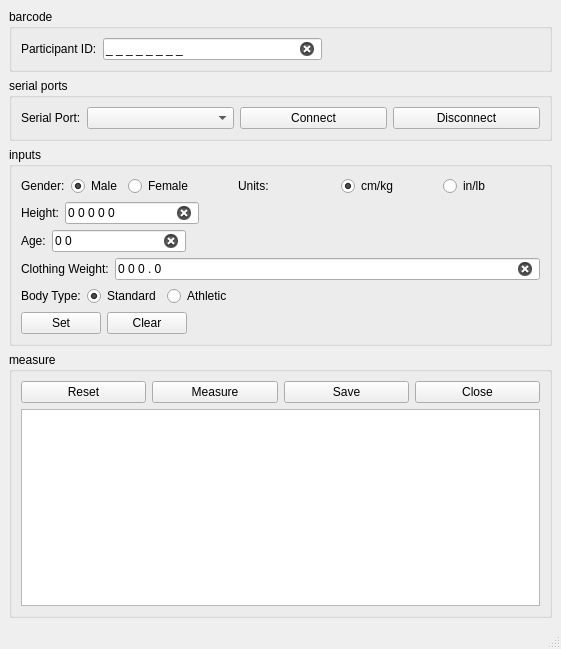
Before: the Qt Designer form src/prototype/BodyComposition/MainWindow.ui in inglis-dl/cypress, drawn with Qt 5.
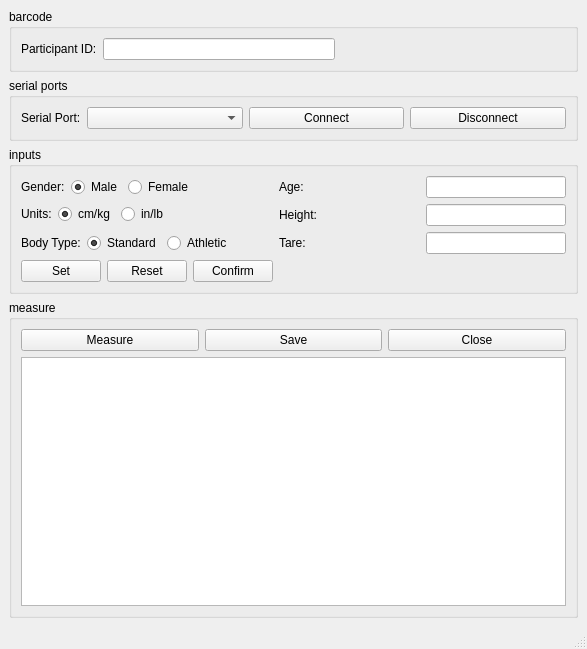
After: the same form once the commit is applied.

Diff of the .ui file:
```diff
--- a/src/prototype/BodyComposition/MainWindow.ui
+++ b/src/prototype/BodyComposition/MainWindow.ui
@@ -6,7 +6,7 @@
    <rect>
     <x>0</x>
     <y>0</y>
-    <width>561</width>
+    <width>587</width>
     <height>649</height>
    </rect>
   </property>
@@ -40,10 +40,10 @@
        <item>
         <widget class="QLineEdit" name="barcodeLineEdit">
          <property name="inputMask">
-          <string>0 0 0 0 0 0 0 0;_</string>
+          <string/>
          </property>
          <property name="text">
-          <string>       </string>
+          <string/>
          </property>
          <property name="maxLength">
           <number>15</number>
@@ -117,6 +117,12 @@
     </item>
     <item>
      <widget class="QGroupBox" name="inputsGroupBox">
+      <property name="sizePolicy">
+       <sizepolicy hsizetype="Preferred" vsizetype="Maximum">
+        <horstretch>0</horstretch>
+        <verstretch>0</verstretch>
+       </sizepolicy>
+      </property>
       <property name="title">
        <string>inputs</string>
       </property>
@@ -174,6 +180,33 @@
         </layout>
        </item>
        <item row="0" column="1">
+        <layout class="QHBoxLayout" name="horizontalLayout_4">
+         <item>
+          <widget class="QLabel" name="label">
+           <property name="text">
+            <string>Age:</string>
+           </property>
+          </widget>
+         </item>
+         <item>
+          <widget class="QLineEdit" name="ageLineEdit">
+           <property name="sizePolicy">
+            <sizepolicy hsizetype="Minimum" vsizetype="Preferred">
+             <horstretch>0</horstretch>
+             <verstretch>0</verstretch>
+            </sizepolicy>
+           </property>
+           <property name="inputMask">
+            <string/>
+           </property>
+           <property name="clearButtonEnabled">
+            <bool>true</bool>
+           </property>
+          </widget>
+         </item>
+        </layout>
+       </item>
+       <item row="1" column="0">
         <layout class="QHBoxLayout" name="horizontalLayout_8">
          <item>
           <widget class="QLabel" name="label_6">
@@ -213,7 +246,7 @@
          </item>
         </layout>
        </item>
-       <item row="1" column="0">
+       <item row="1" column="1">
         <layout class="QHBoxLayout" name="horizontalLayout_7">
          <item>
           <widget class="QLabel" name="label_3">
@@ -225,40 +258,16 @@
          <item>
           <widget class="QLineEdit" name="heightLineEdit">
            <property name="sizePolicy">
-            <sizepolicy hsizetype="Preferred" vsizetype="Preferred">
+            <sizepolicy hsizetype="Minimum" vsizetype="Preferred">
              <horstretch>0</horstretch>
              <verstretch>0</verstretch>
             </sizepolicy>
            </property>
            <property name="inputMask">
-            <string>D 9 9 9 9;0</string>
+            <string/>
            </property>
-           <property name="clearButtonEnabled">
-            <bool>true</bool>
-           </property>
-          </widget>
-         </item>
-        </layout>
-       </item>
-       <item row="2" column="0">
-        <layout class="QHBoxLayout" name="horizontalLayout_4">
-         <item>
-          <widget class="QLabel" name="label">
            <property name="text">
-            <string>Age:</string>
-           </property>
-          </widget>
-         </item>
-         <item>
-          <widget class="QLineEdit" name="ageLineEdit">
-           <property name="sizePolicy">
-            <sizepolicy hsizetype="Preferred" vsizetype="Preferred">
-             <horstretch>0</horstretch>
-             <verstretch>0</verstretch>
-            </sizepolicy>
-           </property>
-           <property name="inputMask">
-            <string>D 9;0</string>
+            <string/>
            </property>
            <property name="clearButtonEnabled">
             <bool>true</bool>
@@ -267,19 +276,31 @@
          </item>
         </layout>
        </item>
-       <item row="3" column="0" colspan="2">
+       <item row="2" column="1">
         <layout class="QHBoxLayout" name="horizontalLayout_6">
          <item>
           <widget class="QLabel" name="label_2">
            <property name="text">
-            <string>Clothing Weight:</string>
+            <string>Tare:</string>
            </property>
           </widget>
          </item>
          <item>
-          <widget class="QLineEdit" name="clothingWeightLineEdit">
+          <widget class="QLineEdit" name="tareWeightLineEdit">
+           <property name="sizePolicy">
+            <sizepolicy hsizetype="Minimum" vsizetype="Preferred">
+             <horstretch>0</horstretch>
+             <verstretch>0</verstretch>
+            </sizepolicy>
+           </property>
            <property name="inputMask">
-            <string>D 9 9 . 0;0</string>
+            <string/>
+           </property>
+           <property name="text">
+            <string/>
+           </property>
+           <property name="maxLength">
+            <number>32767</number>
            </property>
            <property name="clearButtonEnabled">
             <bool>true</bool>
@@ -288,7 +309,7 @@
          </item>
         </layout>
        </item>
-       <item row="4" column="0">
+       <item row="2" column="0">
         <layout class="QHBoxLayout" name="horizontalLayout_5">
          <item>
           <widget class="QLabel" name="label_4">
@@ -340,7 +361,7 @@
          </item>
         </layout>
        </item>
-       <item row="5" column="0">
+       <item row="3" column="0">
         <layout class="QHBoxLayout" name="horizontalLayout_9">
          <item>
           <widget class="QPushButton" name="setButton">
@@ -350,9 +371,16 @@
           </widget>
          </item>
          <item>
-          <widget class="QPushButton" name="clearButton">
+          <widget class="QPushButton" name="resetButton">
            <property name="text">
-            <string>Clear</string>
+            <string>Reset</string>
+           </property>
+          </widget>
+         </item>
+         <item>
+          <widget class="QPushButton" name="confirmButton">
+           <property name="text">
+            <string>Confirm</string>
            </property>
           </widget>
          </item>
@@ -375,13 +403,6 @@
       <layout class="QVBoxLayout" name="verticalLayout_3">
        <item>
         <layout class="QHBoxLayout" name="measurmentControlHhorizontalLayout">
-         <item>
-          <widget class="QPushButton" name="resetButton">
-           <property name="text">
-            <string>Reset</string>
-           </property>
-          </widget>
-         </item>
          <item>
           <widget class="QPushButton" name="measureButton">
            <property name="text">
```
Left out of the diff: 4 changed lines with no effect on the pictures.
